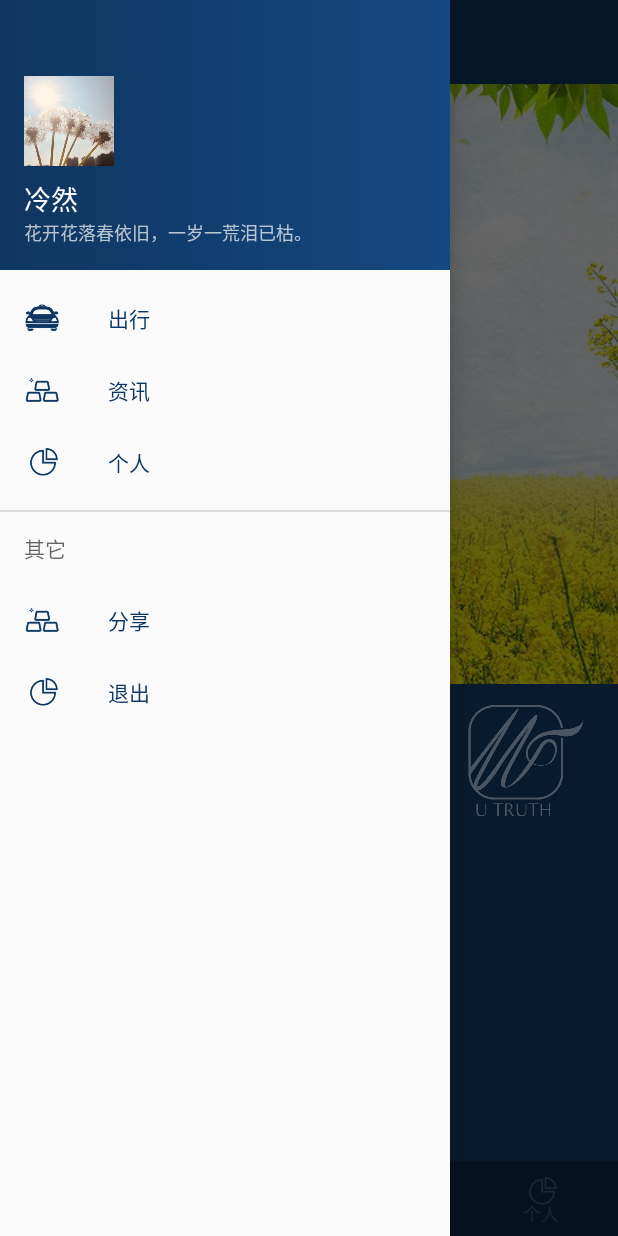
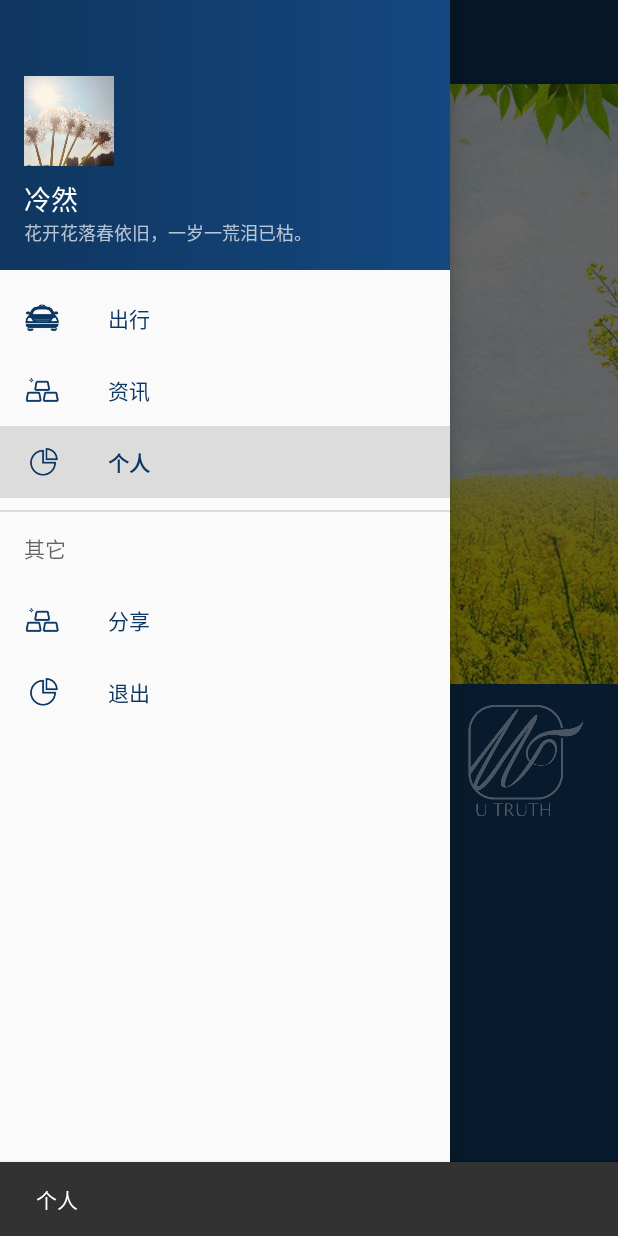
Before and after one commit to yashell/yargs_android, an Android app: the screen it shows after launch (MainActivity), in the side drawer, after a tap on "个人", on a phone screen of 412 x 824 dp. Run offline under Robolectric (Android 15) with nearby library versions, the phone set to English and light mode, and no system bars; libraries missing offline, so code that uses them is left out: com.amap.api.

Commit message:
丰富侧滑菜单内容+点击事件

```diff
--- a/app/src/main/java/activity/yargs/MainActivity.java
+++ b/app/src/main/java/activity/yargs/MainActivity.java
@@ -19,6 +19,8 @@ import com.amap.api.maps.model.PolylineOptions;
 import com.amap.api.maps.utils.SpatialRelationUtil;
 import com.amap.api.maps.utils.overlay.SmoothMoveMarker;
 import com.google.android.material.bottomnavigation.BottomNavigationView;
+import com.google.android.material.navigation.NavigationView;
+import com.google.android.material.snackbar.Snackbar;
 
 import java.util.ArrayList;
 import java.util.Arrays;
@@ -35,6 +37,7 @@ import store.AllAmap;
 
 public class MainActivity extends AppCompatActivity {
     private DrawerLayout mDrawerLayout;//滑动的DrawerLayout
+    private NavigationView mNavigationView;
     @Override
     protected void onCreate(Bundle savedInstanceState) {
         super.onCreate(savedInstanceState);
@@ -54,6 +57,35 @@ public class MainActivity extends AppCompatActivity {
         //这两个是nav的
         BottomNavigationView navigation = (BottomNavigationView) findViewById(R.id.nav);
         navigation.setOnNavigationItemSelectedListener(mOnNavigationItemSelectedListener);
+
+
+        mNavigationView = (NavigationView) findViewById(R.id.nNavigationView);
+
+        mNavigationView.setNavigationItemSelectedListener(new NavigationView.OnNavigationItemSelectedListener() {
+            @Override
+            public boolean onNavigationItemSelected(MenuItem item) {
+                //在这里处理item的点击事件
+
+                switch(item.getItemId()){
+                    case R.id.sk1:
+                        Snackbar.make(mNavigationView,"出行", Snackbar.LENGTH_LONG).show();
+                        break;
+                    case R.id.sk2:
+                        Snackbar.make(mNavigationView,"资讯", Snackbar.LENGTH_LONG).show();
+                        break;
+                    case R.id.sk3:
+                        Snackbar.make(mNavigationView,"个人", Snackbar.LENGTH_LONG).show();
+                        break;
+                    case R.id.sk4:
+                        Snackbar.make(mNavigationView,"分享", Snackbar.LENGTH_LONG).show();
+                        break;
+                    case R.id.sk5:
+                        mDrawerLayout.setDrawerLockMode(DrawerLayout.LOCK_MODE_LOCKED_CLOSED);
+                        break;
+                }
+                return true;
+            }
+        });
     }
 
 
@@ -95,6 +127,9 @@ public class MainActivity extends AppCompatActivity {
             return false;
         }
     };
+
+
+
 
     public  void OpenDrewerLayout(View view){
         //不一定是LinearLayout类型，xml定义的什么类型就什么类型
--- a/app/src/main/res/layout/activity_main.xml
+++ b/app/src/main/res/layout/activity_main.xml
@@ -55,7 +55,7 @@
 
 
         <com.google.android.material.navigation.NavigationView
-            android:id="@+id/nav_view"
+            android:id="@+id/nNavigationView"
             android:layout_width="match_parent"
             android:layout_height="match_parent"
             android:layout_gravity="start"
--- a/app/src/main/res/menu/drawer_menu.xml
+++ b/app/src/main/res/menu/drawer_menu.xml
@@ -5,15 +5,15 @@
 
     <group android:checkableBehavior="single">
         <item
-            android:id="@+id/nav_home"
+            android:id="@+id/sk1"
             android:icon="@drawable/nav2"
             android:title="出行" />
         <item
-            android:id="@+id/nav_home1"
+            android:id="@+id/sk2"
             android:icon="@drawable/nav3"
             android:title="资讯" />
         <item
-            android:id="@+id/nav_home2"
+            android:id="@+id/sk3"
             android:icon="@drawable/nav4"
             android:title="个人" />
     </group>
@@ -21,11 +21,11 @@
     <item android:title="其它">
         <menu>
             <item
-                android:id="@+id/nav_home4"
+                android:id="@+id/sk4"
                 android:icon="@drawable/nav3"
                 android:title="分享" />
             <item
-                android:id="@+id/nav_home5"
+                android:id="@+id/sk5"
                 android:icon="@drawable/nav4"
                 android:title="退出" />
         </menu>
```
